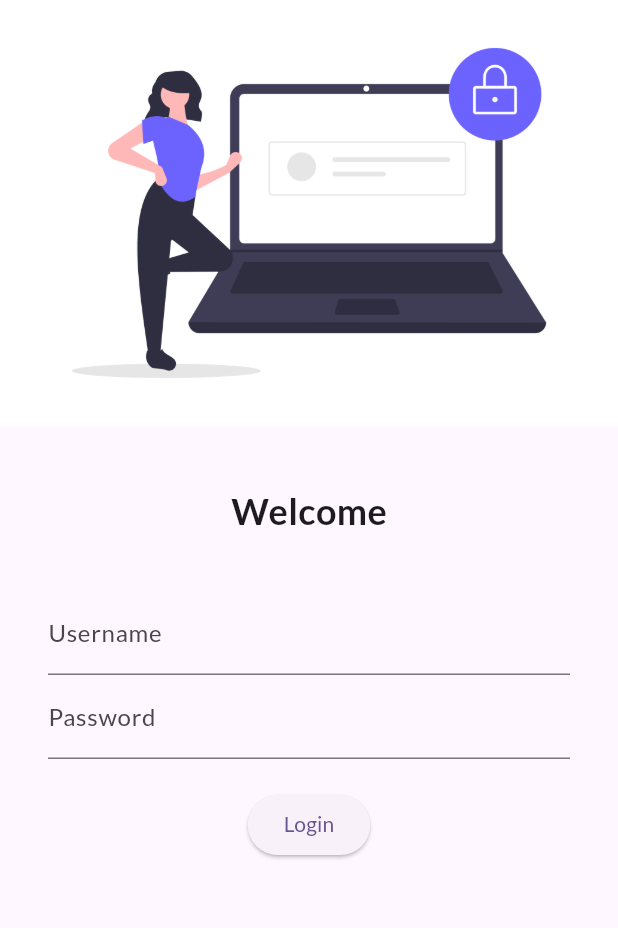
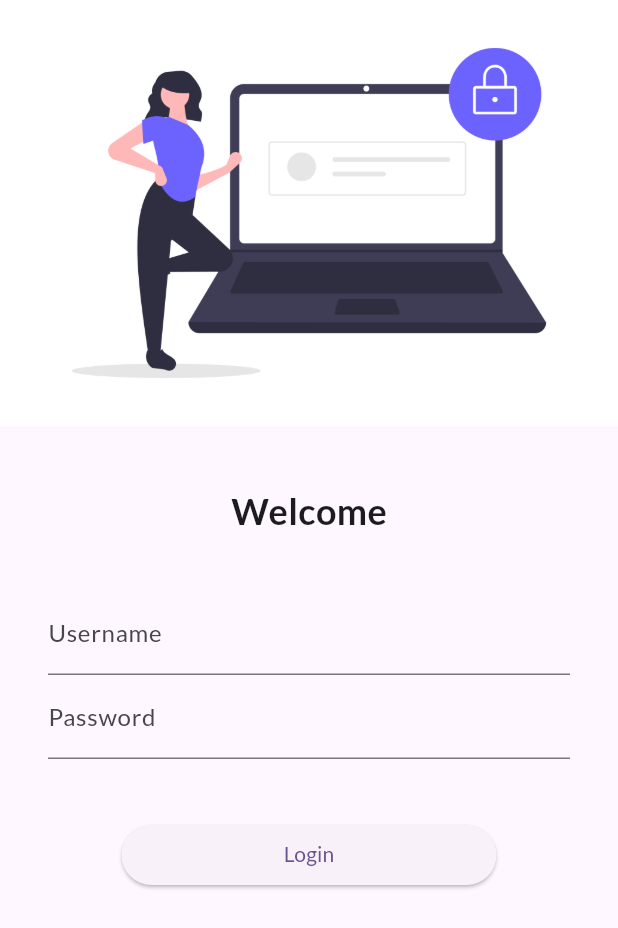
Before and after one commit to zaman116/FlutterCatalog, a Flutter app: the screen it shows after launch, on a phone screen of 412 x 824 dp. Shown: the top 928 px of the screen. Run offline on Flutter 3.47's test engine with Material 3 defaults, Android fonts, the phone set to English and light mode, and no system bars; our stand-ins replace google_fonts.

Commit message:
Day 5 comleted

```diff
--- a/lib/main.dart
+++ b/lib/main.dart
@@ -1,5 +1,6 @@
 import 'package:flutter/material.dart';
 import 'package:flutter_cubit/pages/login_page.dart';
+import 'package:flutter_cubit/utills/routes.dart';
 import 'package:google_fonts/google_fonts.dart';
 
 import 'pages/home_page.dart';
@@ -28,8 +29,8 @@ class MyApp extends StatelessWidget {
       //initialRoute: "/home",
       routes: {
         "/" : (context) => const LoginPage(),
-        "/home" : (context) => const HomePage(),
-        "/login" : (context) => const LoginPage(),
+        MyRoutes.homeRoute: (context) => const HomePage(),
+        MyRoutes.loginRoute : (context) => const LoginPage(),
       },
     );
   }
--- a/lib/pages/login_page.dart
+++ b/lib/pages/login_page.dart
@@ -1,5 +1,6 @@
 import 'package:flutter/cupertino.dart';
 import 'package:flutter/material.dart';
+import 'package:flutter_cubit/utills/routes.dart';
 
 class LoginPage extends StatelessWidget {
   const LoginPage({super.key});
@@ -7,6 +8,7 @@ class LoginPage extends StatelessWidget {
   @override
   Widget build(BuildContext context) {
     return Material(
+        child: SingleChildScrollView(
           child: Column(
             children: [
               Image.asset("assets/images/login.png"),
@@ -34,16 +36,19 @@ class LoginPage extends StatelessWidget {
                           labelText: "Password"
                       ),
                     ),
-                  const SizedBox(height: 20),
+                    const SizedBox(height: 40),
                     ElevatedButton(
-                    style: TextButton.styleFrom(),
-                    onPressed: (){},
+                      style: TextButton.styleFrom(minimumSize: const Size(250, 40)),
+                      onPressed: (){
+                       Navigator.pushNamed(context, MyRoutes.homeRoute);
+                      },
                       child: const Text("Login"),
                     ),
                   ],
                 ),
               )
             ],
+          ),
         )
     );
   }
--- /dev/null
+++ b/lib/utills/routes.dart
@@ -0,0 +1,4 @@
+class MyRoutes {
+  static String loginRoute = "/login";
+  static String homeRoute = "/home";
+}
```
Lines whose indentation alone changed are shown as unchanged.
